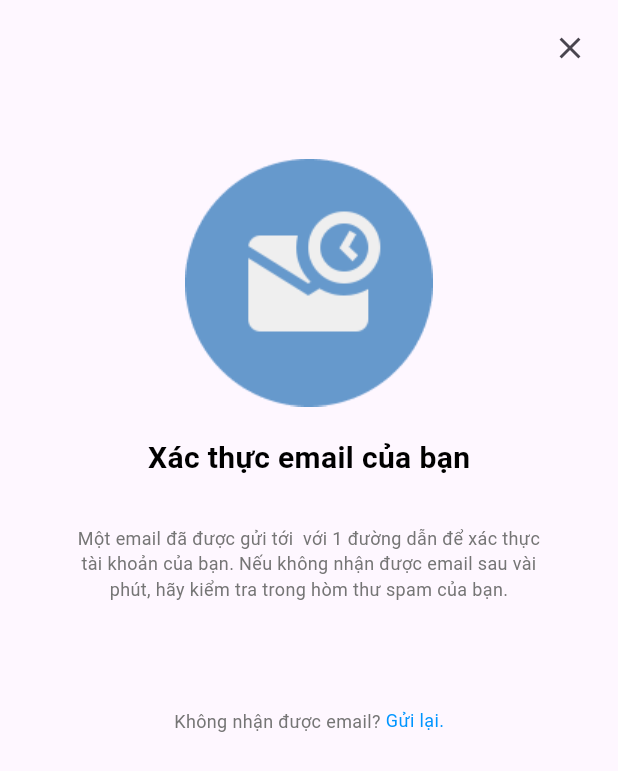
After one commit to dangvcuong/GroFast_Consumers, a Flutter app: the VerifyScreen screen opened directly, after a tap on "Gửi lại.", on a phone screen of 412 x 824 dp. The commit adds this screen. Shown: the top 771 px of the screen. Run offline on Flutter 3.47's test engine with Material 3 defaults, Android fonts, the phone set to English and light mode, and no system bars; our stand-ins replace firebase_auth, firebase_core, google_sign_in; accounts and stored records are empty; Roboto replaces fonts that are missing (Nunito).

Commit message:
Hoan Thanh DN DK

```diff
--- a/lib/controllers/sign_up_controller.dart
+++ b/lib/controllers/sign_up_controller.dart
@@ -1,8 +1,8 @@
-// ignore_for_file: camel_case_types, unused_local_variable, unused_field, use_build_context_synchronously
+// ignore_for_file: camel_case_types, unused_local_variable, unused_field, use_build_context_synchronously, await_only_futures, non_constant_identifier_names, avoid_print, duplicate_ignore
 
 import 'package:firebase_auth/firebase_auth.dart';
 import 'package:flutter/material.dart';
-import 'package:grofast_consumers/login/loggin.dart';
+import 'package:grofast_consumers/sigup/widgets/email_verification_widget.dart';
 import 'package:grofast_consumers/validates/validate_Dk.dart';
 
 class SignUp__Controller {
@@ -25,9 +25,9 @@ class SignUp__Controller {
   final TextEditingController conficPasswordController =
       TextEditingController();
   bool ischeckBock = false;
-  String errorMessage = "";
+  String? errorMessage;
 
-  bool checkDK() {
+  bool checkDK(BuildContext context) {
     var check = true;
     String pattern = r'^[\w-\.]+@([\w-]+\.)+[\w-]{2,4}$';
     RegExp regExp = RegExp(pattern);
@@ -65,6 +65,7 @@ class SignUp__Controller {
     if (ischeckBock == false) {
       errorMessage = "Bạn cần đồng ý với các điều khoản và điều kiện";
       check = false;
+      ThongBao(context, errorMessage!);
     }
 
     return check;
@@ -87,20 +88,21 @@ class SignUp__Controller {
         validateSignup.validatePassword(passwordController.value.text);
     bool? passConficError = validateSignup.validatePasswordConfic(
         conficPasswordController.value.text, passwordController.value.text);
-    if (checkDK()) {
+    if (checkDK(context)) {
       try {
         UserCredential userCredential =
             await _auth.createUserWithEmailAndPassword(
           email: emailController.text.trim(),
           password: passwordController.text.trim(),
         );
+        await sendVerificationEmail();
         // Đăng ký thành công
-        errorMessage = 'Đăng ký thành công!';
-        clear();
-        Navigator.push(
-            context, MaterialPageRoute(builder: (context) => const Login()));
+        errorMessage = 'Vui lòng kiểm tra Emai xác thực để hoàn thành đăng ký';
+        // clear();
+        // validateSignup.clear();
+        Navigator.push(context,
+            MaterialPageRoute(builder: (context) => const VerifyScreen()));
       } on FirebaseAuthException catch (e) {
-        String message;
         if (e.code == 'weak-password') {
           errorMessage = 'Mật khẩu quá yếu.';
         } else if (e.code == 'email-already-in-use') {
@@ -111,7 +113,12 @@ class SignUp__Controller {
       } catch (e) {
         errorMessage = 'Đã có lỗi xảy ra.';
       }
+      ThongBao(context, errorMessage!);
     }
+  }
+
+//Hiển thị thông báo
+  void ThongBao(BuildContext context, String errorMessage) {
     final snackBar = SnackBar(
       duration: const Duration(seconds: 3),
       backgroundColor: Colors.blue,
@@ -139,4 +146,31 @@ class SignUp__Controller {
 
     ScaffoldMessenger.of(context).showSnackBar(snackBar);
   }
+
+//Gửi emali xác thực
+  sendVerificationEmail() async {
+    User? user = FirebaseAuth.instance.currentUser;
+
+    if (user != null && !user.emailVerified) {
+      await user.sendEmailVerification();
+      // ignore: avoid_print
+      print('Email xác thực đã được gửi.');
+    }
+  }
+
+// gửi lại
+  resendVerificationEmail() async {
+    User? user = FirebaseAuth.instance.currentUser;
+
+    if (user != null && !user.emailVerified) {
+      try {
+        await user.sendEmailVerification();
+        print('Email xác thực đã được gửi lại.');
+      } catch (e) {
+        print('Error: $e');
+      }
+    } else {
+      print('Không thể gửi email xác thực.');
+    }
+  }
 }
--- a/lib/main.dart
+++ b/lib/main.dart
@@ -1,6 +1,7 @@
 import 'package:flutter/material.dart';
+import 'package:firebase_core/firebase_core.dart';
 import 'package:grofast_consumers/login/widgets/man_chao.dart';
-import 'package:firebase_core/firebase_core.dart';
+import 'package:grofast_consumers/sigup/signup.dart';
 
 void main() async {
   WidgetsFlutterBinding.ensureInitialized();
--- /dev/null
+++ b/lib/sigup/widgets/email_verification_widget.dart
@@ -0,0 +1,123 @@
+// ignore_for_file: non_constant_identifier_names, use_build_context_synchronously, unused_field, avoid_print
+
+import 'dart:async';
+
+import 'package:firebase_auth/firebase_auth.dart';
+import 'package:flutter/material.dart';
+import 'package:grofast_consumers/constants/app_colors.dart';
+import 'package:grofast_consumers/controllers/sign_up_controller.dart';
+import 'package:grofast_consumers/sigup/widgets/complete_create_account_screen.dart';
+
+import 'package:grofast_consumers/theme/app_style.dart';
+
+class VerifyScreen extends StatefulWidget {
+  const VerifyScreen({super.key});
+
+  @override
+  State<VerifyScreen> createState() => _VerifyScreenState();
+}
+
+class _VerifyScreenState extends State<VerifyScreen> {
+  final SignUp__Controller signUp_Controller = SignUp__Controller();
+  final FirebaseAuth _auth = FirebaseAuth.instance;
+  User? user;
+
+  @override
+  void initState() {
+    super.initState();
+    user = _auth.currentUser;
+    checkEmailVerification();
+  }
+
+  void checkEmailVerification() async {
+    Timer.periodic(const Duration(seconds: 5), (timer) async {
+      user = _auth.currentUser; // Cập nhật lại user từ Firebase
+
+      if (user != null) {
+        await user!.reload(); // Tải lại thông tin người dùng từ Firebase
+
+        if (user!.emailVerified) {
+          timer.cancel(); // Hủy timer khi email đã được xác thực
+          print("Chuyển màn hình");
+          Navigator.pushReplacement(
+            context,
+            MaterialPageRoute(
+              builder: (context) => const CompleteCreateAccountScreen(),
+            ),
+          );
+        } else {
+          print("Email chưa được xác thực");
+        }
+      }
+    });
+  }
+
+  @override
+  void dispose() {
+    // Hủy kiểm tra khi thoát màn hình
+    super.dispose();
+  }
+
+  @override
+  Widget build(BuildContext context) {
+    return Scaffold(
+      resizeToAvoidBottomInset: true,
+      appBar: AppBar(
+        automaticallyImplyLeading: false,
+        actions: [
+          Container(
+            padding: const EdgeInsets.all(20),
+            child: GestureDetector(
+              onTap: () => {Navigator.pop(context)},
+              child: const Icon(Icons.close),
+            ),
+          )
+        ],
+      ),
+      body: SingleChildScrollView(
+          padding: const EdgeInsets.all(50),
+          child: Column(
+            crossAxisAlignment: CrossAxisAlignment.center,
+            children: [
+              Image.asset('assets/icons/email_verification.png'),
+              Container(height: 20),
+              const Text(
+                'Xác thực email của bạn',
+                style: TextStyle(
+                    color: Colors.black,
+                    fontSize: 20,
+                    fontWeight: FontWeight.bold),
+              ),
+              Container(height: 30),
+              Text(
+                'Một email đã được gửi tới ${signUp_Controller.emailController.text} với 1 đường dẫn để xác thực tài khoản của bạn. Nếu không nhận được email sau vài phút, hãy kiểm tra trong hòm thư spam của bạn.',
+                style: HAppStyle.paragraph3Regular
+                    .copyWith(color: HAppColor.hGreyColorShade600),
+                textAlign: TextAlign.center,
+              ),
+              Container(height: 70),
+              Text.rich(
+                TextSpan(
+                  text: 'Không nhận được email? ',
+                  style: HAppStyle.paragraph3Regular
+                      .copyWith(color: HAppColor.hGreyColorShade600),
+                  children: [
+                    WidgetSpan(
+                        child: GestureDetector(
+                      onTap: () => setState(() {
+                        signUp_Controller.resendVerificationEmail();
+                      }),
+                      child: Text(
+                        'Gửi lại.',
+                        style: HAppStyle.paragraph3Regular
+                            .copyWith(color: HAppColor.hBluePrimaryColor),
+                      ),
+                    ))
+                  ],
+                ),
+              ),
+            ],
+          )),
+    );
+  }
+}
--- a/lib/sigup/widgets/formsignupwidget.dart
+++ b/lib/sigup/widgets/formsignupwidget.dart
@@ -1,3 +1,5 @@
+// ignore_for_file: unused_field
+
 import 'package:flutter/material.dart';
 import 'package:grofast_consumers/controllers/sign_up_controller.dart';
 import 'package:grofast_consumers/login/loggin.dart';
--- a/pubspec.yaml
+++ b/pubspec.yaml
@@ -38,7 +38,6 @@ dependencies:
   cupertino_icons: ^1.0.8
   firebase_core: ^3.6.0
   firebase_auth: ^5.3.1
-
 
 dev_dependencies:
   flutter_test:
```
Also changed, not shown: lib/controllers/login_controller.dart (+47 -29 lines), lib/login/widgets/form_login_widget.dart (+17 -15 lines), lib/sigup/widgets/complete_create_account_screen.dart (added, +64 -0 lines), lib/ulits/btn_navigation.dart (added, +69 -0 lines), assets/icons/emailSucFull.png (added), assets/icons/email_verification.png (added), assets/icons/facebook.png (added), assets/icons/google.png (added), 1 other file.
